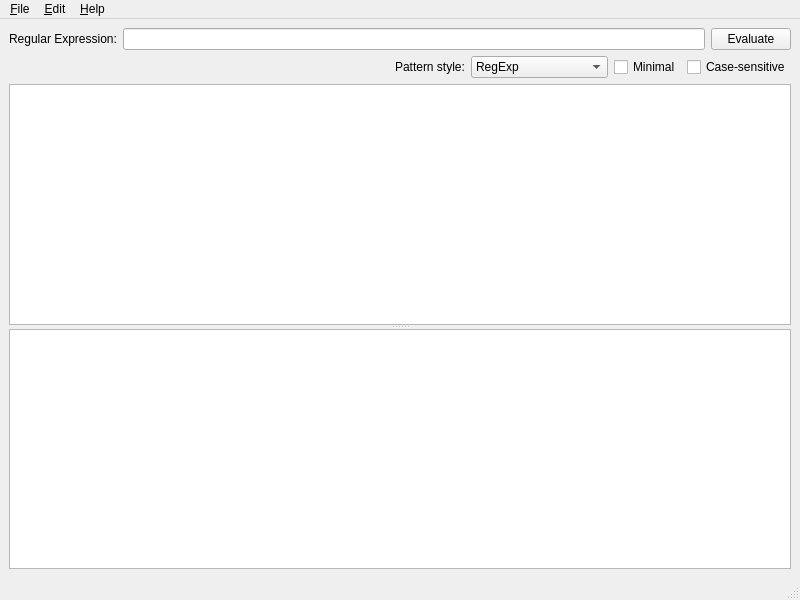
Above: forms/mainwindow.ui from momesana/qregexp-editor before the change. Below: the same form after it.
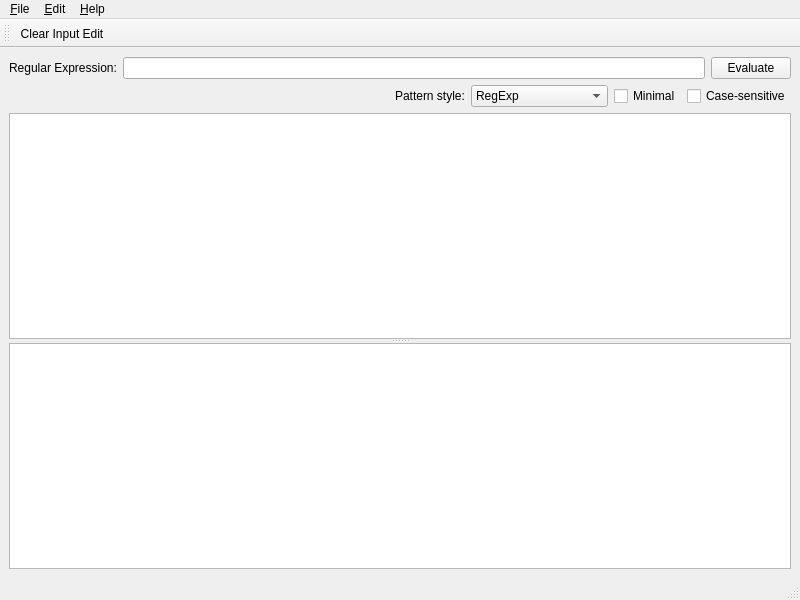
That is the form after the change.

Commit message: introduces some icons

```diff
--- a/forms/mainwindow.ui
+++ b/forms/mainwindow.ui
@@ -154,6 +154,18 @@
    <addaction name="menu_Help"/>
   </widget>
   <widget class="QStatusBar" name="statusbar"/>
+  <widget class="QToolBar" name="toolBar">
+   <property name="windowTitle">
+    <string>Tool Bar</string>
+   </property>
+   <attribute name="toolBarArea">
+    <enum>TopToolBarArea</enum>
+   </attribute>
+   <attribute name="toolBarBreak">
+    <bool>false</bool>
+   </attribute>
+   <addaction name="clearInputEditAct"/>
+  </widget>
   <action name="quitAct">
    <property name="text">
     <string>&amp;Quit</string>
```
Left out of the diff: 5 changed lines with no effect on the pictures. The commit also changes 2 other files.
